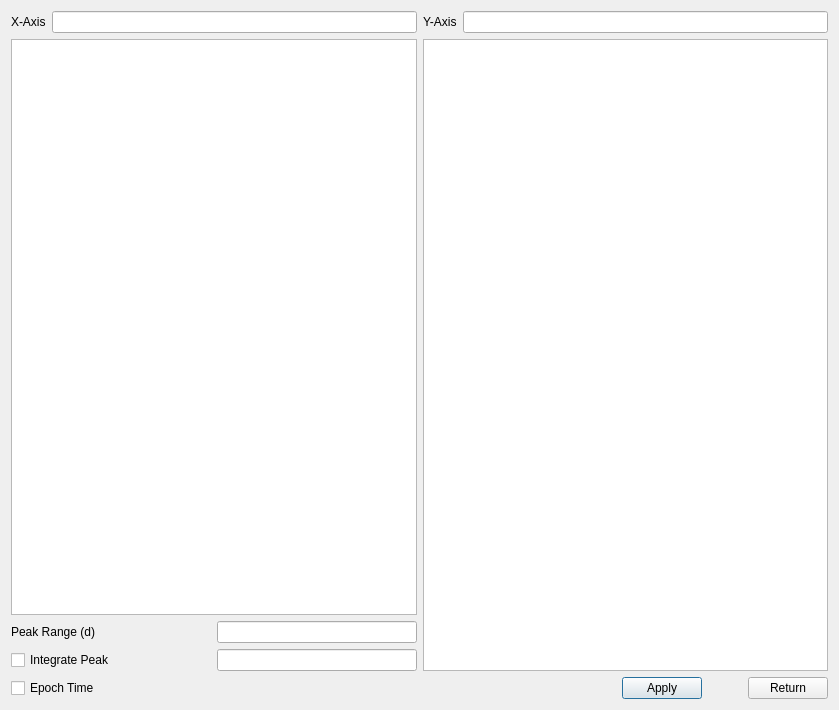
Qt form pyvdrive/interface/gui/ui_LiveDataGPPlotSetup.ui (neutrons/PyVDrive) before a commit.
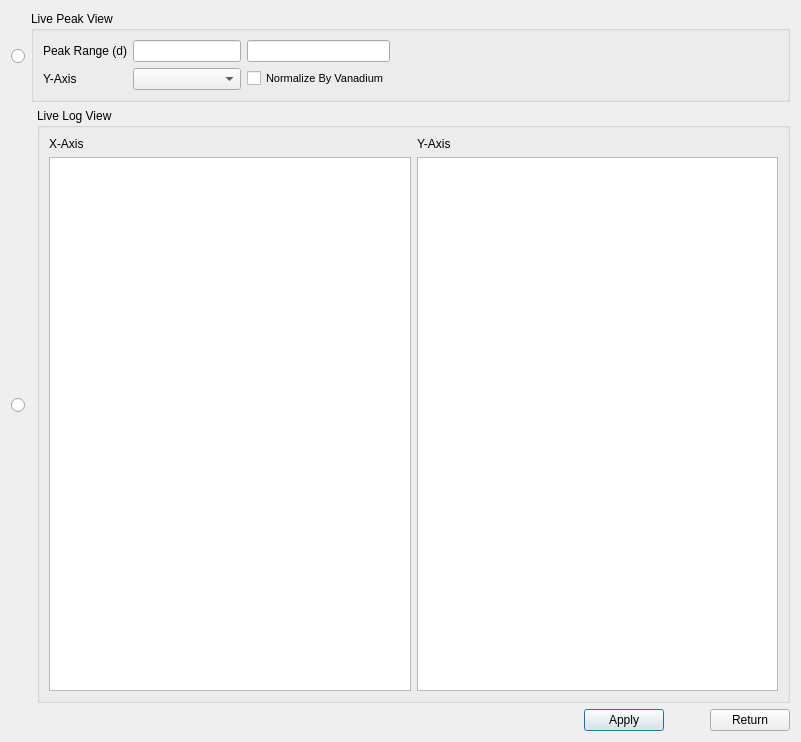
The same form after that commit. Custom widgets are drawn as their Qt base class.

Commit message: Refs #87. Checkpointing progress on more peak integration options.

The edit to the form file:
```diff
--- a/pyvdrive/interface/gui/ui_LiveDataGPPlotSetup.ui
+++ b/pyvdrive/interface/gui/ui_LiveDataGPPlotSetup.ui
@@ -6,26 +6,129 @@
    <rect>
     <x>0</x>
     <y>0</y>
-    <width>839</width>
-    <height>710</height>
+    <width>801</width>
+    <height>742</height>
    </rect>
   </property>
   <property name="windowTitle">
    <string>Dialog</string>
   </property>
-  <layout class="QGridLayout" name="gridLayout">
-   <item row="2" column="0">
-    <layout class="QHBoxLayout" name="horizontalLayout_4">
-     <item>
-      <widget class="QCheckBox" name="checkBox">
-       <property name="text">
-        <string>Epoch Time</string>
-       </property>
-      </widget>
-     </item>
-    </layout>
+  <layout class="QGridLayout" name="gridLayout_2">
+   <item row="0" column="0">
+    <widget class="QRadioButton" name="radioButton_calculatePeak">
+     <property name="text">
+      <string/>
+     </property>
+    </widget>
    </item>
-   <item row="2" column="1">
+   <item row="0" column="1" colspan="2">
+    <widget class="QGroupBox" name="groupBox_livePeakView">
+     <property name="title">
+      <string>Live Peak View</string>
+     </property>
+     <layout class="QGridLayout" name="gridLayout">
+      <item row="0" column="2">
+       <widget class="QLineEdit" name="lineEdit_dMaxPeakIntegrate">
+        <property name="sizePolicy">
+         <sizepolicy hsizetype="Preferred" vsizetype="Fixed">
+          <horstretch>0</horstretch>
+          <verstretch>0</verstretch>
+         </sizepolicy>
+        </property>
+       </widget>
+      </item>
+      <item row="0" column="0">
+       <widget class="QLabel" name="label_3">
+        <property name="text">
+         <string>Peak Range (d)</string>
+        </property>
+       </widget>
+      </item>
+      <item row="0" column="1">
+       <widget class="QLineEdit" name="lineEdit_minDPeakIntegrate">
+        <property name="sizePolicy">
+         <sizepolicy hsizetype="Preferred" vsizetype="Fixed">
+          <horstretch>0</horstretch>
+          <verstretch>0</verstretch>
+         </sizepolicy>
+        </property>
+       </widget>
+      </item>
+      <item row="1" column="1">
+       <widget class="QComboBox" name="comboBox_peakY"/>
+      </item>
+      <item row="0" column="4">
+       <spacer name="horizontalSpacer_3">
+        <property name="orientation">
+         <enum>Qt::Horizontal</enum>
+        </property>
+        <property name="sizeHint" stdset="0">
+         <size>
+          <width>40</width>
+          <height>20</height>
+         </size>
+        </property>
+       </spacer>
+      </item>
+      <item row="1" column="2">
+       <widget class="QCheckBox" name="checkBox_normByVan">
+        <property name="font">
+         <font>
+          <pointsize>8</pointsize>
+         </font>
+        </property>
+        <property name="text">
+         <string>Normalize By Vanadium</string>
+        </property>
+       </widget>
+      </item>
+      <item row="1" column="0">
+       <widget class="QLabel" name="label_4">
+        <property name="text">
+         <string>Y-Axis</string>
+        </property>
+       </widget>
+      </item>
+     </layout>
+    </widget>
+   </item>
+   <item row="1" column="0" colspan="2">
+    <widget class="QRadioButton" name="radioButton_viewSampleLog">
+     <property name="text">
+      <string/>
+     </property>
+    </widget>
+   </item>
+   <item row="1" column="2">
+    <widget class="QGroupBox" name="groupBox_sampleLogView">
+     <property name="title">
+      <string>Live Log View</string>
+     </property>
+     <layout class="QGridLayout" name="gridLayout_3">
+      <item row="1" column="0">
+       <widget class="LogSelectorTable" name="tableWidget_AxisX"/>
+      </item>
+      <item row="1" column="1">
+       <widget class="LogSelectorTable" name="tableWidget_AxisY"/>
+      </item>
+      <item row="0" column="0">
+       <widget class="QLabel" name="label">
+        <property name="text">
+         <string>X-Axis</string>
+        </property>
+       </widget>
+      </item>
+      <item row="0" column="1">
+       <widget class="QLabel" name="label_2">
+        <property name="text">
+         <string>Y-Axis</string>
+        </property>
+       </widget>
+      </item>
+     </layout>
+    </widget>
+   </item>
+   <item row="2" column="2">
     <layout class="QHBoxLayout" name="horizontalLayout">
      <item>
       <spacer name="horizontalSpacer_2">
@@ -72,82 +175,6 @@
      </item>
     </layout>
    </item>
-   <item row="0" column="1">
-    <layout class="QHBoxLayout" name="horizontalLayout_3">
-     <item>
-      <widget class="QLabel" name="label_2">
-       <property name="text">
-        <string>Y-Axis</string>
-       </property>
-      </widget>
-     </item>
-     <item>
-      <widget class="QLineEdit" name="lineEdit_itemY"/>
-     </item>
-    </layout>
-   </item>
-   <item row="0" column="0">
-    <layout class="QHBoxLayout" name="horizontalLayout_2">
-     <item>
-      <widget class="QLabel" name="label">
-       <property name="text">
-        <string>X-Axis</string>
-       </property>
-      </widget>
-     </item>
-     <item>
-      <widget class="QLineEdit" name="lineEdit_itemX"/>
-     </item>
-    </layout>
-   </item>
-   <item row="1" column="0">
-    <layout class="QVBoxLayout" name="verticalLayout">
-     <item>
-      <widget class="LogSelectorTable" name="tableWidget_AxisX"/>
-     </item>
-     <item>
-      <layout class="QGridLayout" name="gridLayout_2">
-       <item row="1" column="1">
-        <widget class="QLineEdit" name="lineEdit_dMaxPeakIntegrate">
-         <property name="sizePolicy">
-          <sizepolicy hsizetype="Preferred" vsizetype="Fixed">
-           <horstretch>0</horstretch>
-           <verstretch>0</verstretch>
-          </sizepolicy>
-         </property>
-        </widget>
-       </item>
-       <item row="0" column="1">
-        <widget class="QLineEdit" name="lineEdit_minDPeakIntegrate">
-         <property name="sizePolicy">
-          <sizepolicy hsizetype="Preferred" vsizetype="Fixed">
-           <horstretch>0</horstretch>
-           <verstretch>0</verstretch>
-          </sizepolicy>
-         </property>
-        </widget>
-       </item>
-       <item row="1" column="0">
-        <widget class="QCheckBox" name="checkBox_integratePeak">
-         <property name="text">
-          <string>Integrate Peak</string>
-         </property>
-        </widget>
-       </item>
-       <item row="0" column="0">
-        <widget class="QLabel" name="label_3">
-         <property name="text">
-          <string>Peak Range (d)</string>
-         </property>
-        </widget>
-       </item>
-      </layout>
-     </item>
-    </layout>
-   </item>
-   <item row="1" column="1">
-    <widget class="LogSelectorTable" name="tableWidget_AxisY"/>
-   </item>
   </layout>
  </widget>
  <customwidgets>
```
The commit also changes 4 other files.
